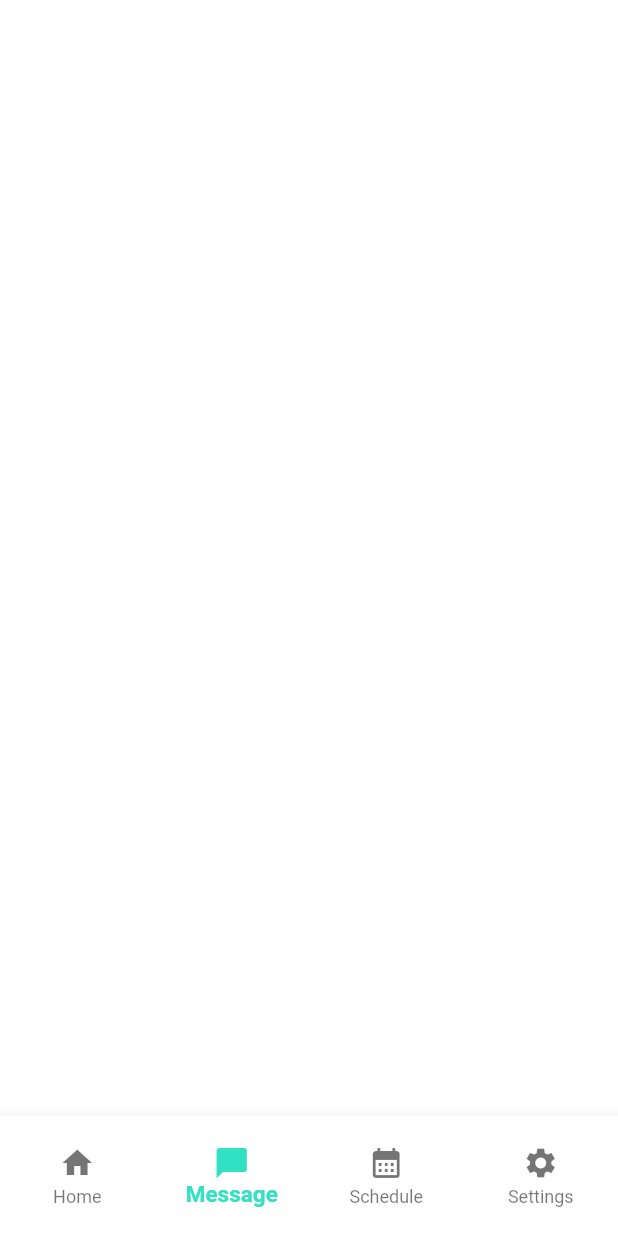
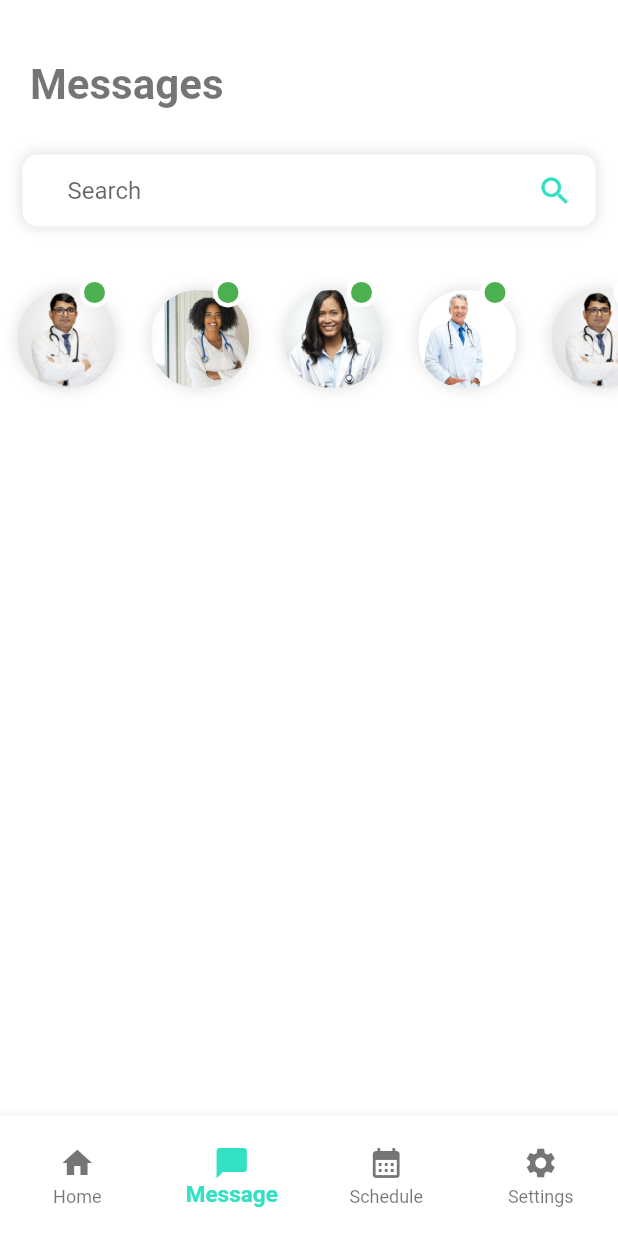
Before and after one commit to hello-favour/healthcare-app-ui, a Flutter app: the NavBarRoots screen opened directly, item 2 of the bottom bar chosen, on a phone screen of 412 x 824 dp. Run offline on Flutter 3.47's test engine with Material 2 defaults, Android fonts, the phone set to English and light mode, and no system bars.

Commit message:
build message screena active users

```diff
--- a/lib/components/nav_bar_roots.dart
+++ b/lib/components/nav_bar_roots.dart
@@ -1,5 +1,6 @@
 import 'package:flutter/material.dart';
 import 'package:medical_health_careapp_ui/screens/home_screen.dart';
+import 'package:medical_health_careapp_ui/screens/messages_screen.dart';
 import 'package:medical_health_careapp_ui/screens/schedule_screen.dart';
 import 'package:medical_health_careapp_ui/screens/settings_screen.dart';
 import 'package:medical_health_careapp_ui/themes/app_color.dart';
@@ -15,7 +16,7 @@
   int _selectedScreenIndex = 0;
   final _screens = [
     HomeScreen(),
-    Container(),
+    MessageScreen(),
     const ScheduleScreen(),
     const SettingsScreen(),
   ];
--- a/lib/screens/messages_screen.dart
+++ b/lib/screens/messages_screen.dart
@@ -0,0 +1,137 @@
+import 'package:flutter/material.dart';
+import 'package:medical_health_careapp_ui/components/app_font.dart';
+import 'package:medical_health_careapp_ui/constants/image_path.dart';
+import 'package:medical_health_careapp_ui/themes/app_color.dart';
+import 'package:medical_health_careapp_ui/themes/app_padding.dart';
+
+class MessageScreen extends StatelessWidget {
+  MessageScreen({super.key});
+
+  final List _images = [
+    ImagePath.doctor1,
+    ImagePath.doctor2,
+    ImagePath.doctor3,
+    ImagePath.doctor4,
+    ImagePath.doctor1,
+    ImagePath.doctor2,
+  ];
+
+  @override
+  Widget build(BuildContext context) {
+    return SingleChildScrollView(
+      child: Column(
+        crossAxisAlignment: CrossAxisAlignment.start,
+        children: [
+          const SizedBox(height: 40),
+          const Padding(
+            padding: EdgeInsets.symmetric(horizontal: 20),
+            child: AppText(
+              text: "Messages",
+              color: AppColors.appBlack,
+              fontWeight: FontWeight.bold,
+              size: 28,
+            ),
+          ),
+          const SizedBox(height: 30),
+          Padding(
+            padding: const EdgeInsets.symmetric(horizontal: 15),
+            child: Container(
+              padding: const EdgeInsets.symmetric(horizontal: 15),
+              decoration: BoxDecoration(
+                borderRadius: ElementSpacing.appRadius,
+                color: AppColors.appWhite,
+                boxShadow: const [
+                  BoxShadow(
+                    blurRadius: 7,
+                    spreadRadius: 1,
+                    color: Colors.black12,
+                  ),
+                ],
+              ),
+              child: Row(
+                mainAxisAlignment: MainAxisAlignment.spaceBetween,
+                children: [
+                  Container(
+                    width: 300,
+                    padding: const EdgeInsets.symmetric(horizontal: 15),
+                    child: TextFormField(
+                      decoration: const InputDecoration(
+                        hintText: "Search",
+                        border: InputBorder.none,
+                      ),
+                    ),
+                  ),
+                  const Icon(
+                    Icons.search,
+                    color: AppColors.primaryColors,
+                  ),
+                ],
+              ),
+            ),
+          ),
+          const SizedBox(height: 30),
+          SizedBox(
+            height: 90,
+            child: ListView.builder(
+              scrollDirection: Axis.horizontal,
+              itemCount: 6,
+              shrinkWrap: true,
+              itemBuilder: (context, index) {
+                return Container(
+                  margin: const EdgeInsets.symmetric(horizontal: 12),
+                  width: 65,
+                  height: 65,
+                  decoration: const BoxDecoration(
+                    color: AppColors.appWhite,
+                    shape: BoxShape.circle,
+                    boxShadow: [
+                      BoxShadow(
+                        blurRadius: 8,
+                        spreadRadius: 1,
+                        color: Colors.black12,
+                      )
+                    ],
+                  ),
+                  child: Stack(
+                    textDirection: TextDirection.rtl,
+                    children: [
+                      Center(
+                        child: ClipRRect(
+                          borderRadius: BorderRadius.circular(30),
+                          child: Container(
+                            height: 65,
+                            width: 65,
+                            child: Image.asset(
+                              _images[index],
+                              fit: BoxFit.cover,
+                            ),
+                          ),
+                        ),
+                      ),
+                      Container(
+                        margin: const EdgeInsets.all(4),
+                        padding: const EdgeInsets.all(3),
+                        height: 20,
+                        width: 20,
+                        decoration: const BoxDecoration(
+                          color: AppColors.appWhite,
+                          shape: BoxShape.circle,
+                        ),
+                        child: Container(
+                          decoration: const BoxDecoration(
+                            color: Colors.green,
+                            shape: BoxShape.circle,
+                          ),
+                        ),
+                      ),
+                    ],
+                  ),
+                );
+              },
+            ),
+          ),
+        ],
+      ),
+    );
+  }
+}
```
